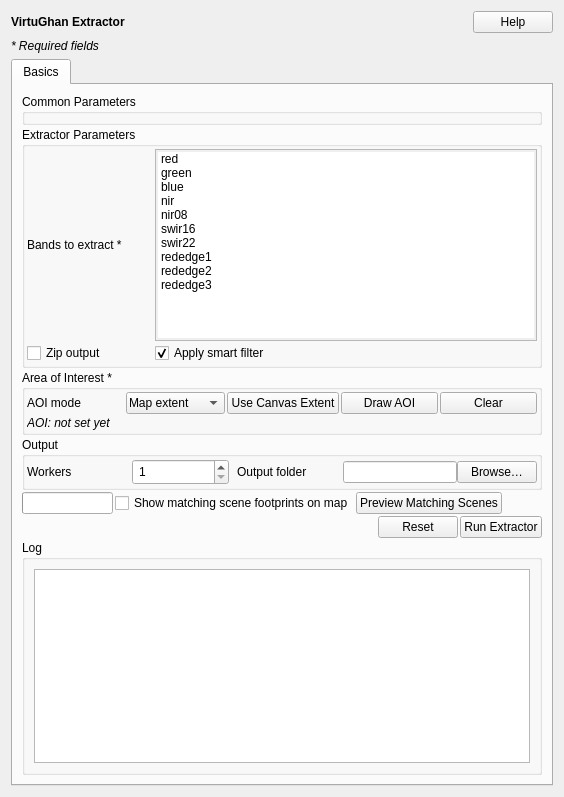
Old version of the form virtughan_qgis/extractor/extractor_form.ui in the repository virtughan/qgis-plugin.
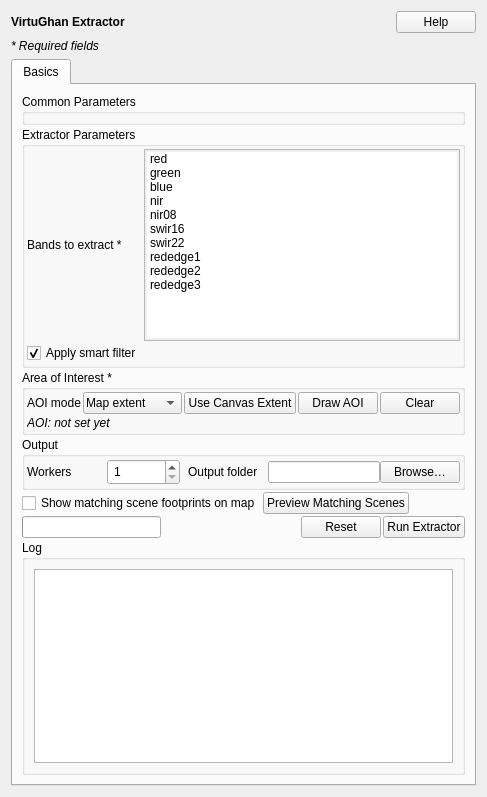
New version of the form.

Patch:
```diff
--- a/virtughan_qgis/extractor/extractor_form.ui
+++ b/virtughan_qgis/extractor/extractor_form.ui
@@ -110,11 +110,6 @@
           </item>
 
           <item row="1" column="0">
-           <widget class="QCheckBox" name="zipOutputCheck">
-            <property name="text"><string>Zip output</string></property>
-           </widget>
-          </item>
-          <item row="1" column="1">
            <widget class="QCheckBox" name="smartFilterCheck">
             <property name="text"><string>Apply smart filter</string></property>
             <property name="checked"><bool>true</bool></property>
@@ -219,9 +214,6 @@
        <layout class="QVBoxLayout" name="runSectionLayout">
         <item>
          <layout class="QHBoxLayout" name="runLayout">
-          <item>
-           <widget class="QProgressBar" name="progressBar"/>
-          </item>
           <item>
            <widget class="QCheckBox" name="showSceneFootprintsCheck">
             <property name="text"><string>Show matching scene footprints on map</string></property>
@@ -246,6 +238,9 @@
         </item>
         <item>
          <layout class="QHBoxLayout" name="runActionLayout">
+            <item>
+             <widget class="QProgressBar" name="progressBar"/>
+            </item>
           <item>
            <spacer name="runActionSpacer">
             <property name="orientation"><enum>Qt::Horizontal</enum></property>
```
